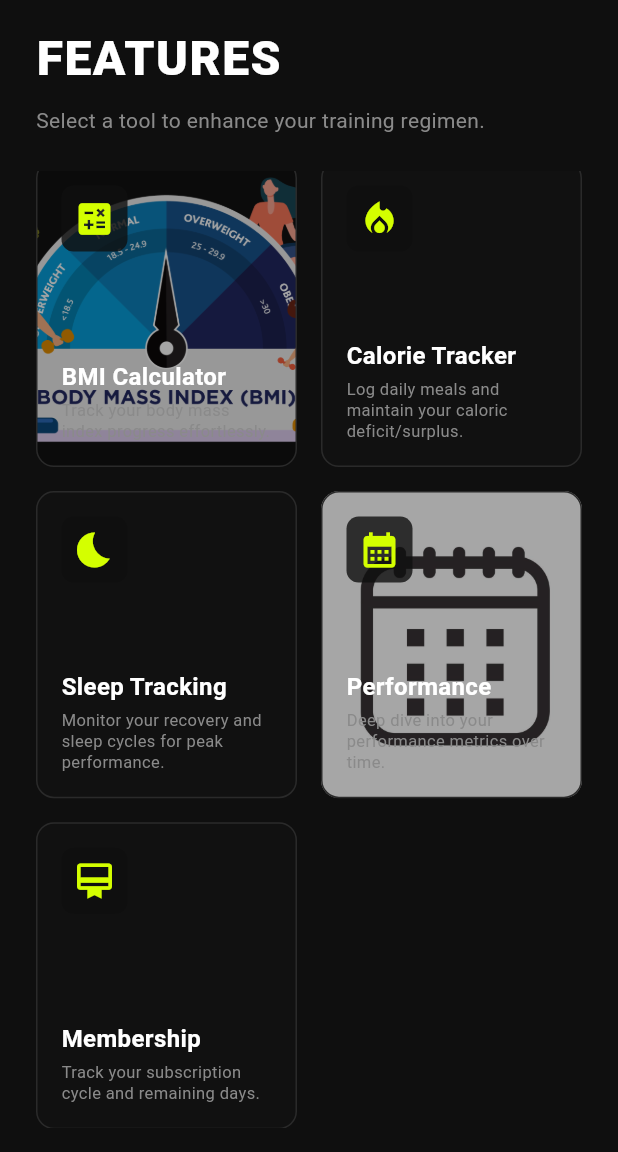
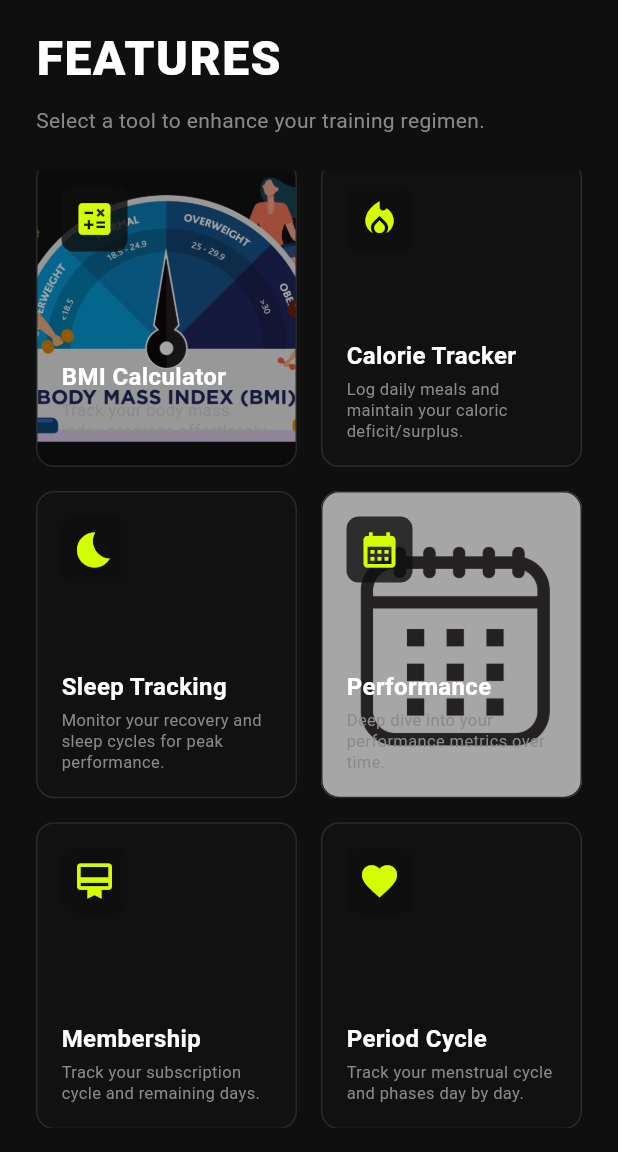
Before and after one commit to kshitiz-eyyy/Fit-Log, a Flutter app: the FeaturesScreen screen opened directly, scrolled down 228 dp, on a phone screen of 412 x 824 dp, the part 84-1236 px from its top. Run offline on Flutter 3.47's test engine with Material 3 defaults, Android fonts, the phone set to English and light mode, and no system bars; our stand-ins replace cloud_firestore, firebase_auth, firebase_core, fl_chart, flutter_markdown, fluttertoast and 3 more; accounts and stored records are empty.

Commit message:
Added period cycle on feature screen

```diff
--- a/lib/main.dart
+++ b/lib/main.dart
@@ -1,4 +1,5 @@
 import 'package:firebase_core/firebase_core.dart';
+import 'package:fitlog/view/features_screen.dart';
 import 'package:fitlog/view/period_cycle.dart';
 import 'package:fitlog/view/user_dashboard.dart';
 import 'package:fitlog/viewmodel/theme_view_model.dart';
@@ -42,7 +43,7 @@ class FitLogApp extends StatelessWidget {
           theme: AppTheme.lightTheme(),
           darkTheme: AppTheme.darkTheme(),
           themeMode: themeViewModel.themeMode,
-          home: DashboardScreen(),
+          home: FeaturesScreen(),
         );
       },
     );
--- a/lib/view/features_screen.dart
+++ b/lib/view/features_screen.dart
@@ -1,9 +1,10 @@
 import 'package:fitlog/theme/app_theme.dart';
 import 'package:fitlog/view/performance_screen.dart';
+import 'package:fitlog/view/period_cycle.dart';
 import 'package:fitlog/view/track_membershiscreen.dart';
+import 'package:fitlog/views/period_cycle.dart';
 import 'package:flutter/material.dart';
 import 'bmi_calculator_screen.dart';
-
 import 'contact_dietitan_screen.dart';
 import 'contact_trainer_screen.dart';
 
@@ -66,6 +67,11 @@ class FeaturesScreen extends StatelessWidget {
       title: 'Membership',
       description: 'Track your subscription cycle and remaining days.',
       icon: Icons.card_membership,
+    ),
+    FeatureItem(
+      title: 'Period Cycle',
+      description: 'Track your menstrual cycle and phases day by day.',
+      icon: Icons.favorite, // you can change to a better icon
     ),
   ];
 
@@ -174,7 +180,7 @@ class FeaturesScreen extends StatelessWidget {
           image: AssetImage(item.imagePath!),
           fit: BoxFit.cover,
           colorFilter: ColorFilter.mode(
-                  Colors.black.withValues(alpha: 0.35),
+            Colors.black.withOpacity(0.35),
             BlendMode.darken,
           ),
         )
@@ -220,6 +226,13 @@ class FeaturesScreen extends StatelessWidget {
                   builder: (context) => const TrackMembershipScreen(),
                 ),
               );
+            } else if (item.title == 'Period Cycle') {
+              Navigator.push(
+                context,
+                MaterialPageRoute(
+                  builder: (context) => const PeriodCycleScreen(),
+                ),
+              );
             } else {
               ScaffoldMessenger.of(context).showSnackBar(
                 SnackBar(
@@ -238,8 +251,8 @@ class FeaturesScreen extends StatelessWidget {
                 Container(
                   padding: const EdgeInsets.all(8),
                   decoration: BoxDecoration(
-                    color: colors.background.withValues(
-                      alpha: item.imagePath != null ? 0.8 : 1.0,
+                    color: colors.background.withOpacity(
+                      item.imagePath != null ? 0.8 : 1.0,
                     ),
                     borderRadius: BorderRadius.circular(8),
                   ),
--- /dev/null
+++ b/lib/views/period_cycle.dart
@@ -0,0 +1 @@
+// TODO Implement this library.
```
Lines whose indentation alone changed are shown as unchanged.
